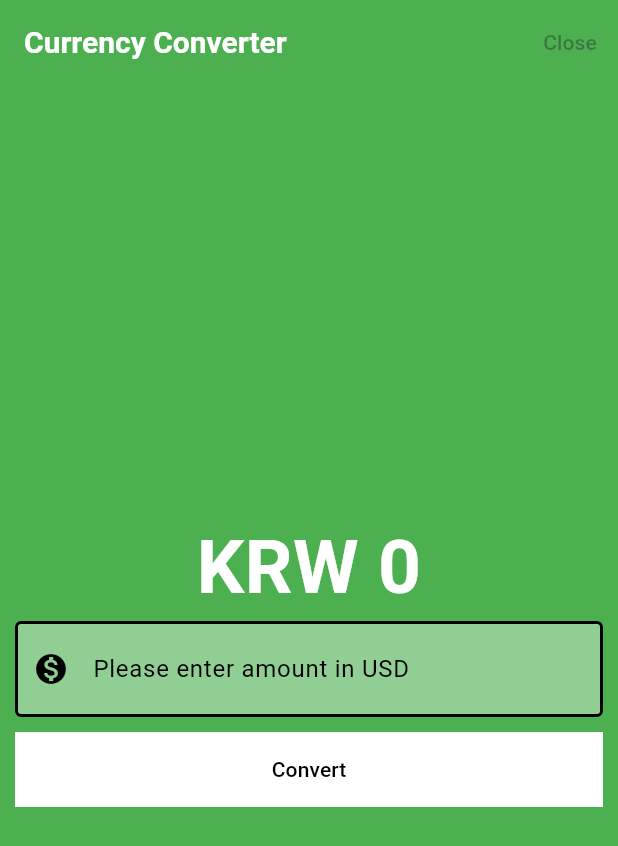
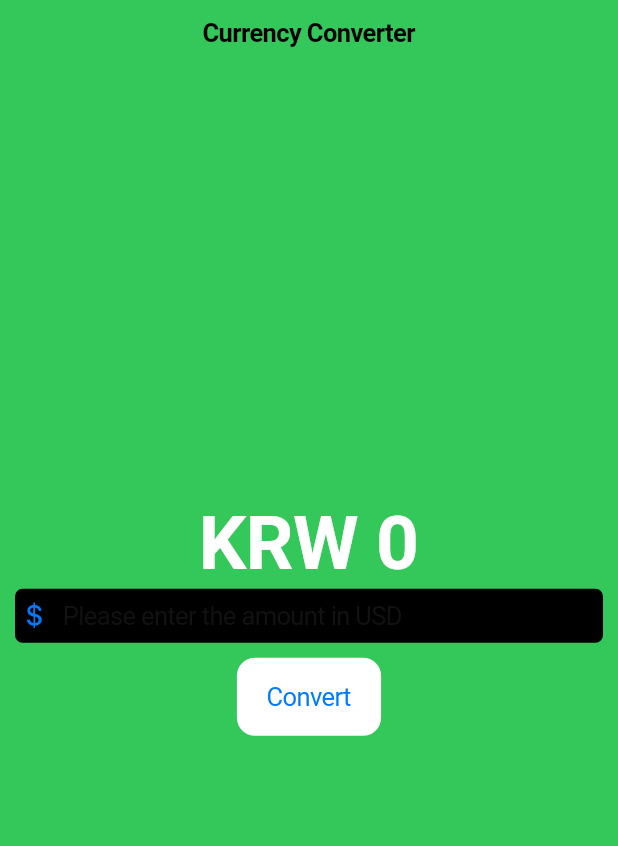
Before and after one commit to THSPSS/currency_converter_app, a Flutter app: the screen it shows after launch, on a phone screen of 412 x 824 dp. Shown: the top 846 px of the screen. Run offline on Flutter 3.47's test engine with Material 3 defaults, Android fonts, the phone set to English and light mode, and no system bars.

Commit message:
update using cupertino app design

```diff
--- /dev/null
+++ b/lib/currency_converter_cupertino_page.dart
@@ -0,0 +1,81 @@
+import 'package:flutter/cupertino.dart';
+import 'package:flutter/material.dart';
+
+//stfl stateful Widget
+class CurrencyConverterCupertinoPage extends StatefulWidget {
+  const CurrencyConverterCupertinoPage({super.key});
+
+  @override
+  State<CurrencyConverterCupertinoPage> createState() => _CurrencyConverterCupertinoPageState();
+}
+
+class _CurrencyConverterCupertinoPageState extends State<CurrencyConverterCupertinoPage> {
+
+  @override
+  void initState() {
+    super.initState();
+    print('build');
+  }
+
+  final inputAmountController = TextEditingController();
+  late double convertedToAmount = 0;
+
+  void convert() {
+    setState(() {
+      convertedToAmount = double.parse(inputAmountController.text) * 1391.18;
+    });
+  }
+
+
+  @override
+  Widget build(BuildContext context) {
+
+    return CupertinoPageScaffold(
+        backgroundColor: CupertinoColors.systemGreen,
+        navigationBar: const CupertinoNavigationBar(
+          backgroundColor: Colors.transparent,
+          middle: Text('Currency Converter'),
+        ),
+        child : Center(
+          child: Padding(
+            padding: const EdgeInsets.all(10.0),
+            child: Column(
+              mainAxisAlignment: MainAxisAlignment.center,
+              children: [
+                 Text(
+                  'KRW ${convertedToAmount != 0 ? convertedToAmount.toStringAsFixed(2) : convertedToAmount.toStringAsFixed(0)}',
+                  style: const TextStyle(
+                  fontSize:50,
+                  fontWeight: FontWeight.bold,
+                  color : Colors.white
+                 )
+                 ),
+                 //padding and container
+                 //contrl + shift + R : refactoring widget
+                 CupertinoTextField(
+                    controller: inputAmountController,
+                    decoration: BoxDecoration(
+                      color : CupertinoColors.black,
+                      border: Border.all(),
+                      borderRadius: BorderRadius.circular(5),
+                    ),
+                    placeholder: 'Please enter the amount in USD',
+                    prefix: const Icon(CupertinoIcons.money_dollar),
+                    keyboardType: const TextInputType.numberWithOptions(
+                      decimal: true,
+                      signed: true
+                    ),
+                 ),
+                 const SizedBox(height: 10.0,),
+                 //Button
+                CupertinoButton(
+                onPressed: convert,
+                color : CupertinoColors.white,
+                child: const Text('Convert'))
+              ]
+            ),
+          )
+          )
+        );
+  }
+}
--- a/lib/main.dart
+++ b/lib/main.dart
@@ -1,10 +1,12 @@
+import 'package:currency_converter_app/currency_converter_cupertino_page.dart';
 import 'package:currency_converter_app/currency_converter_material_page.dart';
+import 'package:flutter/cupertino.dart';
 import 'package:flutter/material.dart';
 
 
 void main() {
   runApp(
-    const MyApp());
+    const MyCupertinoApp());
 }
 
 
@@ -31,3 +33,15 @@ class MyApp extends StatelessWidget {
     );
   }
 }
+
+
+class MyCupertinoApp extends StatelessWidget {
+  const MyCupertinoApp({super.key});
+
+  @override
+  Widget build(BuildContext context) {
+    return const CupertinoApp(
+      home : CurrencyConverterCupertinoPage()
+    );
+  }
+}
```
